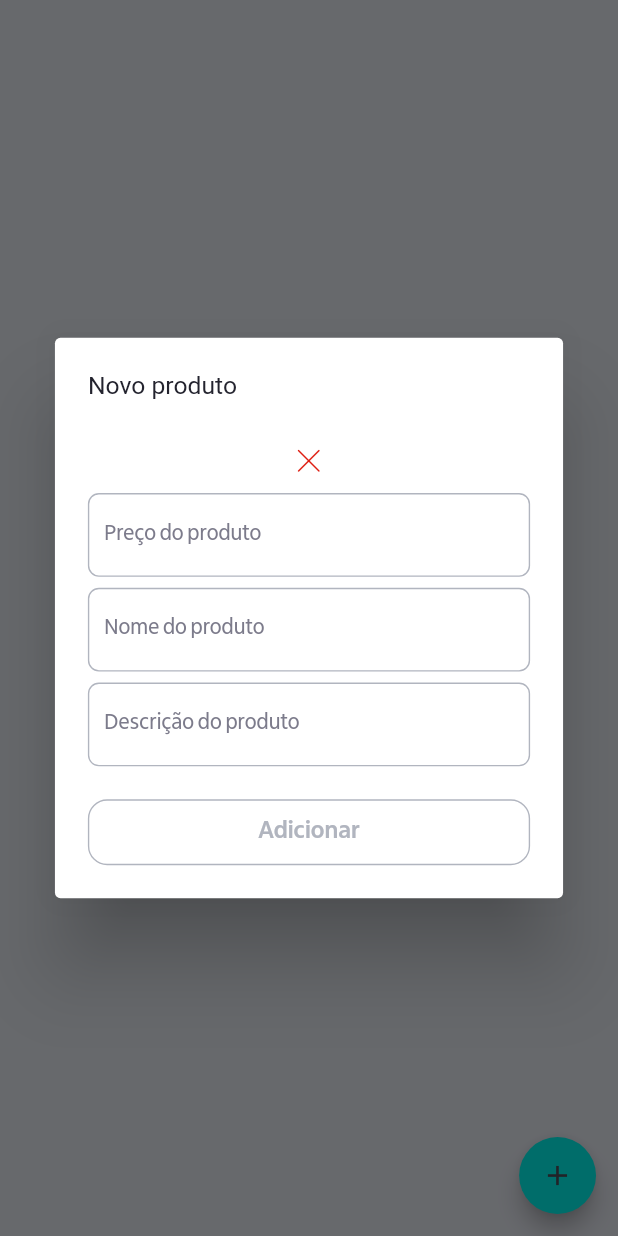
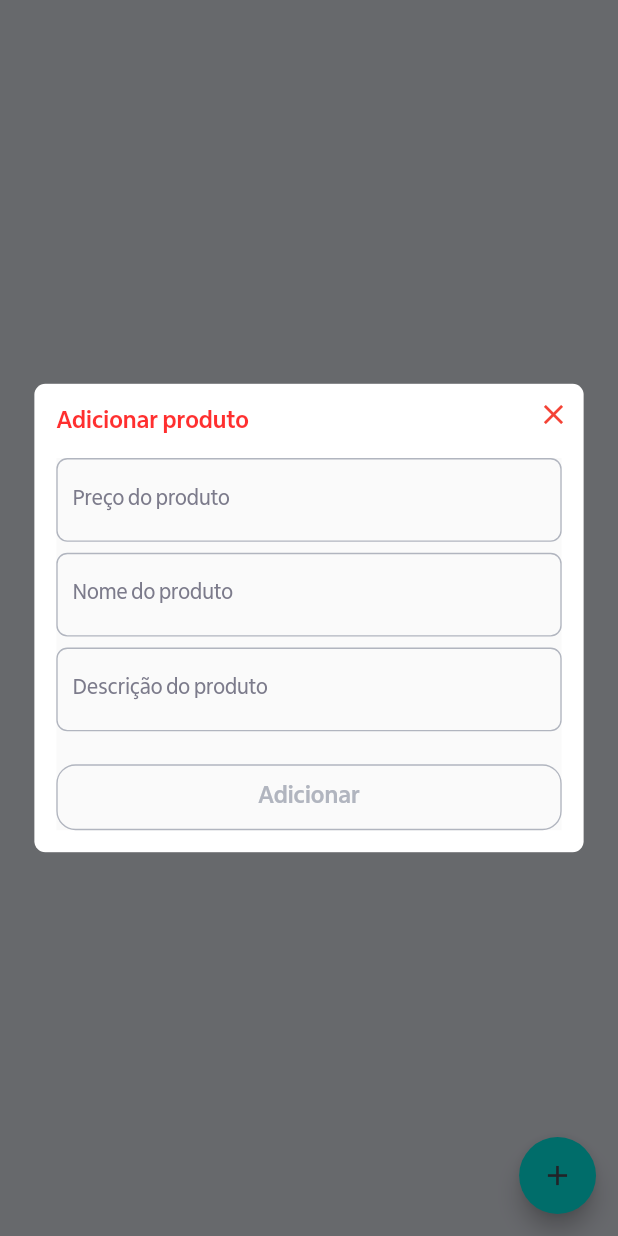
Before and after one commit to giuliacf/poc_example_integration, a Flutter app: the ProductsPage screen opened by its route, after a tap on the "add" icon, on a phone screen of 412 x 824 dp. Run offline on Flutter 3.47's test engine with Material 2 defaults, Android fonts, the light colour scheme and no system bars; our stand-ins replace firebase_auth, firebase_core, flutter_mobx, flutter_modular, graphql_flutter, mobx and 1 more; missing offline and left inert: gql; accounts and stored records are empty; generated files the repository leaves out were written again; network calls fail.

Commit message:
Apply new features to add products dialog

```diff
--- a/lib/app/app_widget.dart
+++ b/lib/app/app_widget.dart
@@ -21,7 +21,7 @@ class AppWidget extends StatelessWidget {
           ResponsiveBreakpoint.resize(1200, name: DESKTOP),
         ],
       ),
-      initialRoute: '/home',
+      initialRoute: '/splash',
     ).modular();
   }
 }
--- a/lib/app/core/routes/authentication_guard.dart
+++ b/lib/app/core/routes/authentication_guard.dart
@@ -4,7 +4,6 @@ import 'package:flutter_modular/flutter_modular.dart';
 class AuthenticationRouteGuard implements RouteGuard {
   bool _isLogged = false;
   AuthenticationRouteGuard() {
-
     FirebaseAuth.instance.authStateChanges().listen((User? user) {
       if (user != null) {
         _isLogged = true;
@@ -17,7 +16,7 @@ class AuthenticationRouteGuard implements RouteGuard {
     if (_isLogged) {
       return Future.value(true);
     }
-    return Future.value(true);
+    return Future.value(false);
   }
 
   @override
--- a/lib/app/modules/products/repository/products_store.dart
+++ b/lib/app/modules/products/repository/products_store.dart
@@ -74,7 +74,7 @@ abstract class ProductsStoreBase with Store {
           ));
         });
 
-        products.addAll(prods);
+        products = ObservableList<Product>.of(prods);
       }
     } catch (e) {
       throw e;
--- a/lib/app/modules/products/screens/widgets/add_product_dialog.dart
+++ b/lib/app/modules/products/screens/widgets/add_product_dialog.dart
@@ -3,8 +3,9 @@ import 'package:flutter/services.dart';
 import 'package:flutter_mobx/flutter_mobx.dart';
 import 'package:flutter_modular/flutter_modular.dart';
 import 'package:poc_example_integration/app/modules/products/repository/products_store.dart';
-import 'package:poc_example_integration/iupp_icons.dart';
-import 'package:poc_example_integration/screens/widgets/button_custom.dart';
+import 'package:poc_example_integration/app/modules/products/screens/widgets/warning_dialog.dart';
+import 'package:poc_example_integration/screens/widgets/buttons/standard_button.dart';
+import 'package:poc_example_integration/screens/widgets/text_custom.dart';
 import 'package:poc_example_integration/screens/widgets/text_field_custom.dart';
 import 'package:poc_example_integration/utils/colors.dart';
 import 'package:poc_example_integration/utils/strings.dart';
@@ -14,31 +15,40 @@ class AddProductDialog extends StatelessWidget {
 
   @override
   Widget build(BuildContext context) {
-    return AlertDialog(
-      titleTextStyle: TextStyle(color: lead, fontSize: 18),
-      title: Text(Strings.newProduct),
-      scrollable: true,
-      backgroundColor: white,
-      content: Form(
+    return Center(
+      child: Container(
+        margin: EdgeInsets.all(8),
+        child: Stack(
+          children: [
+            Container(
+              width: 400,
+              padding: EdgeInsets.only(
+                top: 54,
+                left: 16,
+                right: 16,
+                bottom: 16,
+              ),
+              decoration: BoxDecoration(
+                color: white,
+                shape: BoxShape.rectangle,
+                borderRadius: BorderRadius.circular(8),
+                boxShadow: <BoxShadow>[
+                  BoxShadow(
+                    color: Colors.black26,
+                    blurRadius: 0.0,
+                    offset: Offset(0.0, 0.0),
+                  ),
+                ],
+              ),
+              child: Material(
+                child: Form(
                   child: Container(
                     width: 400,
                     child: Observer(
                       builder: (context) {
                         return Column(
+                          mainAxisSize: MainAxisSize.min,
                           children: [
-                  Positioned(
-                    top: 0,
-                    right: 0,
-                    child: IconButton(
-                      icon: Icon(
-                        IuppIcons.icone_solidos_F_fechar,
-                        color: red,
-                      ),
-                      onPressed: () {
-                        Modular.to.pop();
-                      },
-                    ),
-                  ),
                             TextFieldCustom(
                               text: Strings.productPrice,
                               inputFormatters: [FilteringTextInputFormatter.digitsOnly],
@@ -60,7 +70,7 @@ class AddProductDialog extends StatelessWidget {
                             SizedBox(
                               height: 48,
                               width: MediaQuery.of(context).size.width,
-                    child: ButtonCustom(
+                              child: StandardButton(
                                 text: Strings.add,
                                 isDisabled: _store.isDisabled,
                                 isLoading: _store.saveLoading,
@@ -76,6 +86,48 @@ class AddProductDialog extends StatelessWidget {
                     ),
                   ),
                 ),
+              ),
+            ),
+            Padding(
+              padding: EdgeInsets.only(left: 16, top: 16),
+              child: TextCustom(
+                text: Strings.addProduct,
+                fontSize: 18,
+                fontWeight: FontWeight.w700,
+              ),
+            ),
+            Positioned(
+              top: 2,
+              right: 2,
+              child: MouseRegion(
+                cursor: SystemMouseCursors.click,
+                child: GestureDetector(
+                  child: Align(
+                    alignment: Alignment.topRight,
+                    child: Padding(
+                      padding: const EdgeInsets.all(8),
+                      child: Icon(
+                        Icons.close,
+                        color: Colors.red,
+                      ),
+                    ),
+                  ),
+                  onTap: () async {
+                    final closeDialog = await showDialog(
+                      context: context,
+                      builder: (context) => WarningDialog(),
+                    );
+
+                    if (closeDialog) {
+                      Modular.to.pop();
+                    }
+                  },
+                ),
+              ),
+            ),
+          ],
+        ),
+      ),
     );
   }
 }
--- a/lib/app/modules/register/screens/register_page.dart
+++ b/lib/app/modules/register/screens/register_page.dart
@@ -3,7 +3,7 @@ import 'package:flutter_mobx/flutter_mobx.dart';
 import 'package:flutter_modular/flutter_modular.dart';
 import 'package:poc_example_integration/app/modules/register/repository/register_store.dart';
 import 'package:poc_example_integration/iupp_icons.dart';
-import 'package:poc_example_integration/screens/widgets/button_custom.dart';
+import 'package:poc_example_integration/screens/widgets/buttons/standard_button.dart';
 import 'package:poc_example_integration/screens/widgets/text_custom.dart';
 import 'package:poc_example_integration/screens/widgets/text_field_custom.dart';
 import 'package:poc_example_integration/utils/colors.dart';
@@ -109,7 +109,7 @@ class _RegisterPageState extends State<RegisterPage> {
                     SizedBox(
                       height: 48,
                       width: 400,
-                      child: ButtonCustom(
+                      child: StandardButton(
                         text: Strings.saveButton,
                         isDisabled: _store.isDisabled,
                         isLoading: _store.isLoading,
--- a/lib/app/modules/search_gifs/search_gifs_page.dart
+++ b/lib/app/modules/search_gifs/search_gifs_page.dart
@@ -1,5 +1,3 @@
-import 'dart:convert';
-
 import 'package:flutter/material.dart';
 import 'package:flutter_mobx/flutter_mobx.dart';
 import 'package:flutter_modular/flutter_modular.dart';
@@ -15,8 +13,7 @@ class SearchGifsPage extends StatefulWidget {
   _SearchGifsPageState createState() => _SearchGifsPageState();
 }
 
-class _SearchGifsPageState
-    extends ModularState<SearchGifsPage, SearchGifsStore> {
+class _SearchGifsPageState extends ModularState<SearchGifsPage, SearchGifsStore> {
   @override
   Widget build(BuildContext context) {
     return Scaffold(
--- a/lib/screens/widgets/button_custom.dart
+++ b/lib/screens/widgets/buttons/button_custom.dart
@@ -8,12 +8,14 @@ class ButtonCustom extends StatelessWidget {
     required this.onPressed,
     required this.isDisabled,
     required this.isLoading,
+    required this.backgroundColor,
   });
 
   final String text;
   final void Function()? onPressed;
   final bool isDisabled;
   final bool isLoading;
+  final Color backgroundColor;
 
   @override
   Widget build(BuildContext context) {
@@ -37,7 +39,7 @@ class ButtonCustom extends StatelessWidget {
               fontWeight: FontWeight.bold,
             ),
       style: OutlinedButton.styleFrom(
-        backgroundColor: !isDisabled ? aqua : Colors.transparent,
+        backgroundColor: !isDisabled ? backgroundColor : Colors.transparent,
         side: BorderSide(
           width: 1,
           color: !isDisabled ? Colors.transparent : grey,
--- /dev/null
+++ b/lib/screens/widgets/buttons/standard_button.dart
@@ -0,0 +1,28 @@
+import 'package:flutter/material.dart';
+import 'package:poc_example_integration/screens/widgets/buttons/button_custom.dart';
+import 'package:poc_example_integration/utils/colors.dart';
+
+class StandardButton extends StatelessWidget {
+  final String text;
+  final void Function()? onPressed;
+  final bool isDisabled;
+  final bool isLoading;
+
+  StandardButton({
+    required this.text,
+    required this.onPressed,
+    required this.isDisabled,
+    required this.isLoading,
+  });
+
+  @override
+  Widget build(BuildContext context) {
+    return ButtonCustom(
+      text: text,
+      onPressed: onPressed,
+      isDisabled: isDisabled,
+      isLoading: isLoading,
+      backgroundColor: aqua,
+    );
+  }
+}
--- a/lib/utils/strings.dart
+++ b/lib/utils/strings.dart
@@ -1,5 +1,4 @@
 class Strings {
-
   // #region generic strings
   static const String email = 'Email';
   static const String password = 'Senha';
@@ -26,6 +25,7 @@ class Strings {
   static const String productName = 'Nome do produto';
   static const String productDescription = 'Descrição do produto';
   static const String productPrice = 'Preço do produto';
+  static const String warning = 'Atenção';
 // #endregion
 
 // #region register
@@ -41,8 +41,9 @@ class Strings {
   static const String searchGifs = 'Gifs';
 // #endregion
 
-// #region home
+// #region general
   static const String out = 'Sair';
+  static const String cancel = 'Cancelar';
 // #endregion
 
 }
```
Also changed, not shown: lib/app/modules/login/login_page.dart (+6 -10 lines), lib/app/modules/products/screens/widgets/warning_dialog.dart (added, +45 -0 lines), lib/screens/widgets/buttons/ghost_button.dart (added, +27 -0 lines). Lines whose indentation alone changed are shown as unchanged.
